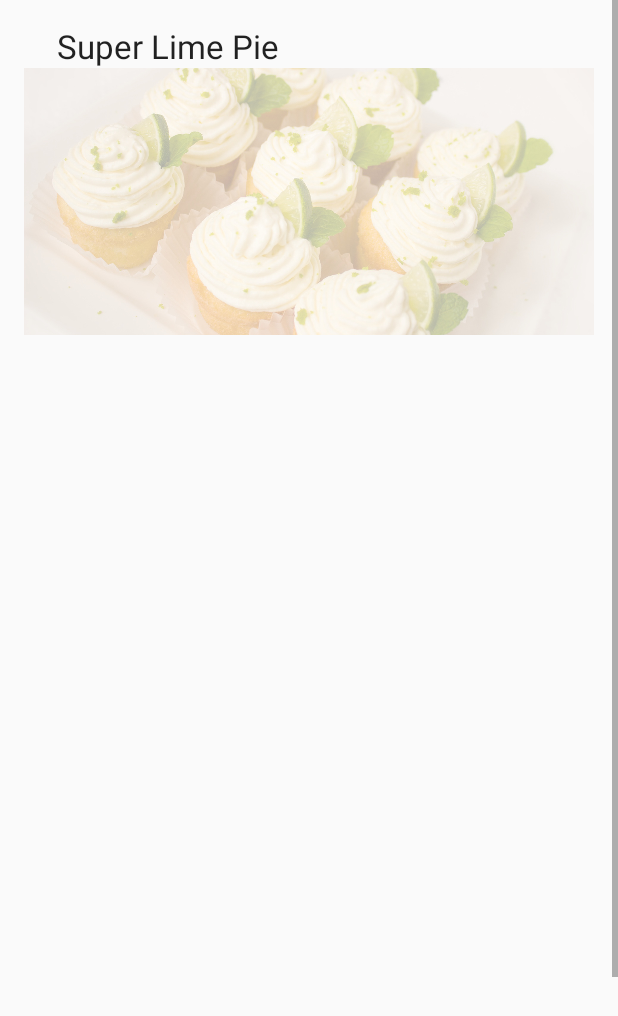
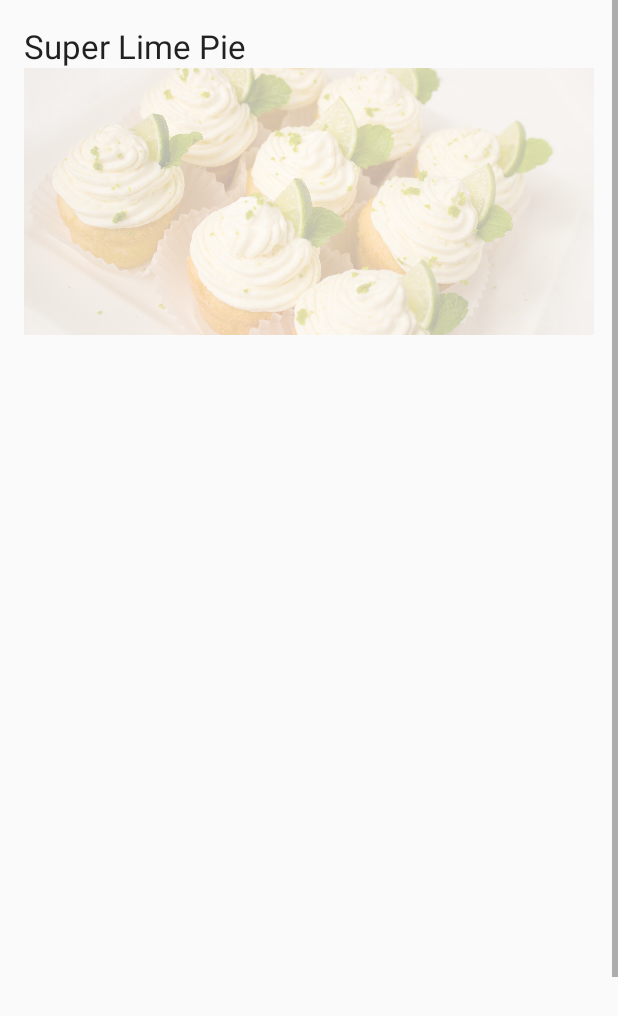
Before and after one commit to helmuthb/BakingApp, an Android app: the layout fragment_recipe_detail.xml on its own in the app's theme, with its tools: preview values and no code run, on a phone screen of 412 x 824 dp. Shown: the top 1016 px of the screen. Run offline under Robolectric (Android 15) with nearby library versions, the phone set to English and light mode, and no system bars.

```diff
--- a/app/src/main/java/at/breitenfellner/bakingapp/util/ExoPlayerVideoHandler.java
+++ b/app/src/main/java/at/breitenfellner/bakingapp/util/ExoPlayerVideoHandler.java
@@ -47,6 +47,10 @@ public class ExoPlayerVideoHandler
         }
         if(context != null && uri != null && exoPlayerView != null){
             if(!uri.equals(playerUri) || player == null){
+                if (player != null) {
+                    player.release();
+                    player = null;
+                }
                 // Create a new player if the player is null or
                 // we want to play a new video
                 TrackSelection.Factory adaptiveTrackSelectionFactory =
--- a/app/src/main/res/layout/fragment_recipe_detail.xml
+++ b/app/src/main/res/layout/fragment_recipe_detail.xml
@@ -7,79 +7,59 @@
     android:fillViewport="true"
     tools:context="at.breitenfellner.bakingapp.view.RecipeDetailFragment">
 
-    <android.support.constraint.ConstraintLayout
+    <LinearLayout
         android:id="@+id/receipe_detail_content_laout"
         android:layout_width="match_parent"
         android:layout_height="wrap_content"
+        android:orientation="vertical"
         android:padding="@dimen/normal_margin">
 
         <TextView
             android:id="@+id/recipe_detail_title"
-            android:layout_width="336dp"
+            android:layout_width="match_parent"
             android:layout_height="wrap_content"
             android:textAppearance="?android:attr/textAppearanceLarge"
             android:textIsSelectable="true"
-            app:layout_constraintLeft_toLeftOf="parent"
-            app:layout_constraintRight_toRightOf="parent"
-            app:layout_constraintTop_toTopOf="parent"
             tools:text="Super Lime Pie" />
 
         <ImageView
             android:id="@+id/recipe_detail_image"
-            android:layout_width="0dp"
+            android:layout_width="match_parent"
             android:layout_height="wrap_content"
             android:scaleType="fitStart"
-            android:src="@drawable/baking_placeholder"
-            app:layout_constraintLeft_toLeftOf="parent"
-            app:layout_constraintRight_toRightOf="parent"
-            app:layout_constraintTop_toBottomOf="@+id/recipe_detail_title" />
+            android:src="@drawable/baking_placeholder" />
 
         <TextView
             android:id="@+id/recipe_detail_servings"
-            android:layout_width="0dp"
+            android:layout_width="match_parent"
             android:layout_height="wrap_content"
             android:textAppearance="@style/FontRegular"
-            app:layout_constraintLeft_toLeftOf="parent"
-            app:layout_constraintRight_toRightOf="parent"
-            app:layout_constraintTop_toBottomOf="@+id/recipe_detail_image"
             tools:text="Serves 8" />
 
         <TextView
             android:id="@+id/recipe_detail_ingredients_heading"
-            android:layout_width="0dp"
+            android:layout_width="match_parent"
             android:layout_height="wrap_content"
             android:text="@string/title_ingredients"
-            android:textAppearance="@style/FontHeading"
-            app:layout_constraintLeft_toLeftOf="parent"
-            app:layout_constraintRight_toRightOf="parent"
-            app:layout_constraintTop_toBottomOf="@+id/recipe_detail_servings" />
+            android:textAppearance="@style/FontHeading" />
 
         <android.support.v7.widget.RecyclerView
             android:id="@+id/recipe_detail_ingredients"
-            android:layout_width="0dp"
+            android:layout_width="match_parent"
             android:layout_height="wrap_content"
-            app:layoutManager="LinearLayoutManager"
-            app:layout_constraintLeft_toLeftOf="parent"
-            app:layout_constraintRight_toRightOf="parent"
-            app:layout_constraintTop_toBottomOf="@+id/recipe_detail_ingredients_heading" />
+            app:layoutManager="LinearLayoutManager" />
 
         <TextView
             android:id="@+id/recipe_detail_steps_heading"
-            android:layout_width="0dp"
+            android:layout_width="match_parent"
             android:layout_height="wrap_content"
             android:text="@string/title_steps"
-            android:textAppearance="@style/FontHeading"
-            app:layout_constraintLeft_toLeftOf="parent"
-            app:layout_constraintRight_toRightOf="parent"
-            app:layout_constraintTop_toBottomOf="@+id/recipe_detail_ingredients" />
+            android:textAppearance="@style/FontHeading" />
 
         <android.support.v7.widget.RecyclerView
             android:id="@+id/recipe_detail_steps"
-            android:layout_width="0dp"
+            android:layout_width="match_parent"
             android:layout_height="wrap_content"
-            app:layoutManager="LinearLayoutManager"
-            app:layout_constraintLeft_toLeftOf="parent"
-            app:layout_constraintRight_toRightOf="parent"
-            app:layout_constraintTop_toBottomOf="@+id/recipe_detail_steps_heading" />
-    </android.support.constraint.ConstraintLayout>
+            app:layoutManager="LinearLayoutManager" />
+    </LinearLayout>
 </ScrollView>
```
Also changed, not shown: 1 other file.
